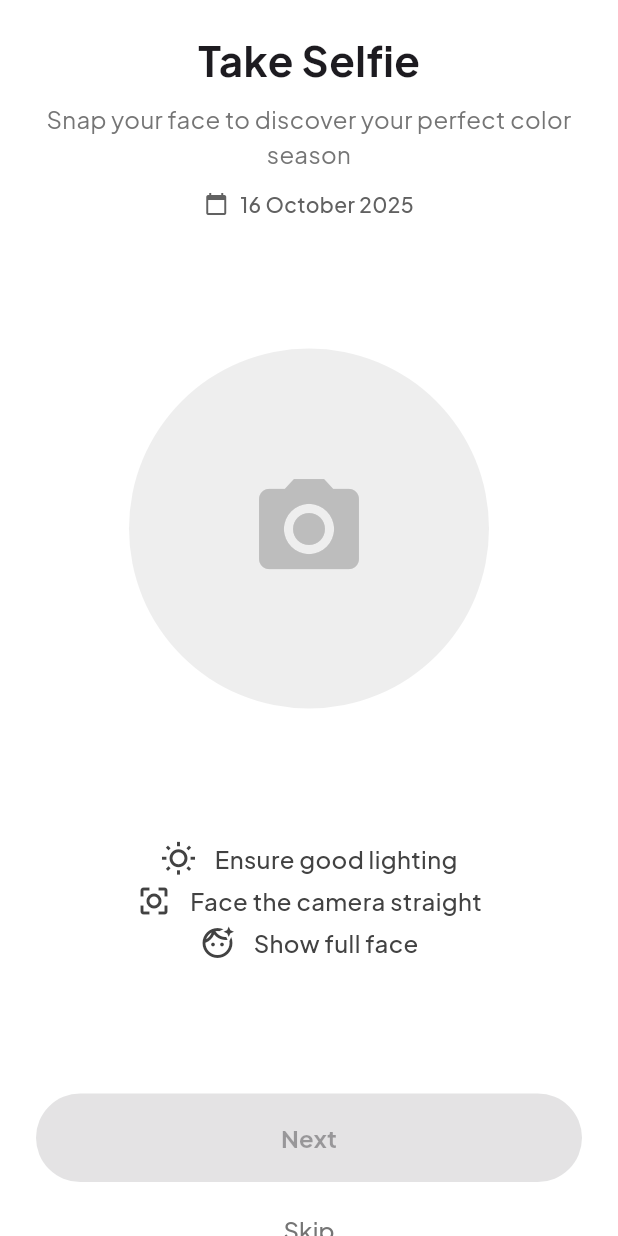
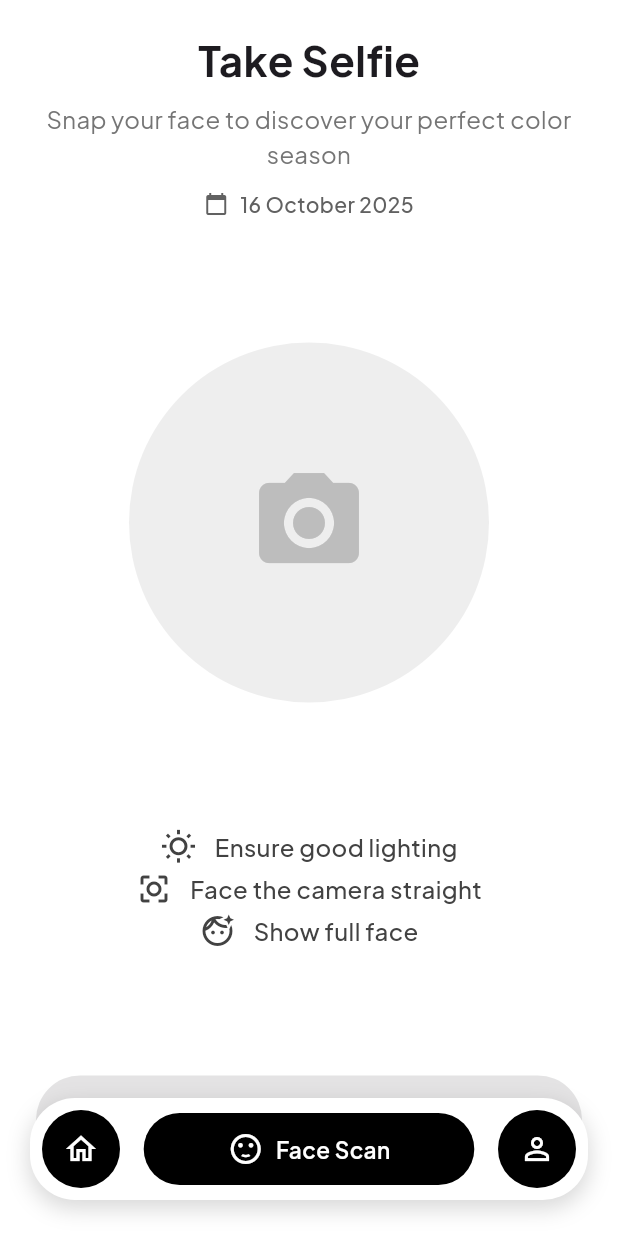
Before and after one commit to Calyra-Mobile-Apps/calyra-apps, a Flutter app: the MainScreen screen opened directly, after a tap on the "sentiment satisfied" icon, on a phone screen of 412 x 824 dp. Run offline on Flutter 3.47's test engine with Material 3 defaults, Android fonts, the phone set to English and light mode, and no system bars; our stand-ins replace camera, cloud_firestore, firebase_auth, firebase_core, google_fonts, image_picker; accounts and stored records are empty; network calls fail.

Commit message:
update padding bottom navbar

```diff
--- a/lib/screens/auth/signup_screen.dart
+++ b/lib/screens/auth/signup_screen.dart
@@ -79,7 +79,8 @@ class _SignUpScreenState extends State<SignUpScreen> {
                 content: Text('Registration successful! Please sign in.')),
           );
           Navigator.of(context).pushAndRemoveUntil(
-            MaterialPageRoute(builder: (context) => const TakeSelfieScreen()),
+            MaterialPageRoute(
+                builder: (context) => const TakeSelfieScreen(isInitialFlow: true)),
             (route) => false,
           );
         } else {
--- a/lib/screens/main_screen.dart
+++ b/lib/screens/main_screen.dart
@@ -17,7 +17,7 @@ class _MainScreenState extends State<MainScreen> {
 
   final List<Widget> _pages = <Widget>[
     const HomeScreen(),
-    const TakeSelfieScreen(),
+    const TakeSelfieScreen(isInitialFlow: false),
     const ProfileScreen(),
   ];
 
@@ -37,7 +37,6 @@ class _MainScreenState extends State<MainScreen> {
             index: _selectedIndex,
             children: _pages,
           ),
-          if (_selectedIndex != 1)
           Positioned(
             left: 0,
             right: 0,
--- a/lib/screens/profile/profile_screen.dart
+++ b/lib/screens/profile/profile_screen.dart
@@ -75,11 +75,13 @@ class _ProfileScreenState extends State<ProfileScreen> {
       context: context,
       builder: (BuildContext dialogContext) {
         return AlertDialog(
+          backgroundColor: Colors.white,
           title: const Text('Confirm Logout'),
           content: const Text('Are you sure you want to log out?'),
           actions: [
             TextButton(
-              child: const Text('Cancel'),
+              child:
+                  const Text('Cancel', style: TextStyle(color: Colors.black)),
               onPressed: () => navigator.pop(),
             ),
             TextButton(
@@ -113,7 +115,7 @@ class _ProfileScreenState extends State<ProfileScreen> {
       backgroundColor: Colors.white,
       body: SafeArea(
         child: SingleChildScrollView(
-          padding: const EdgeInsets.symmetric(horizontal: 16.0, vertical: 24.0),
+          padding: const EdgeInsets.fromLTRB(16.0, 24.0, 16.0, 120.0),
           child: Column(
             crossAxisAlignment: CrossAxisAlignment.center,
             children: [
@@ -156,7 +158,10 @@ class _ProfileScreenState extends State<ProfileScreen> {
                 icon: Icons.help_outline,
                 text: 'FAQ',
                 onTap: () {
-                  Navigator.push(context, MaterialPageRoute(builder: (context) => const FAQScreen()));
+                  Navigator.push(
+                      context,
+                      MaterialPageRoute(
+                          builder: (context) => const FAQScreen()));
                 },
               ),
               _buildProfileMenu(
@@ -199,6 +204,7 @@ class _ProfileScreenState extends State<ProfileScreen> {
                 iconColor: Colors.red,
                 onTap: _handleLogout,
               ),
+              const SizedBox(height: 50),
             ],
           ),
         ),
--- a/lib/screens/quiz/take_selfie_screen.dart
+++ b/lib/screens/quiz/take_selfie_screen.dart
@@ -13,7 +13,8 @@ import 'package:intl/intl.dart';
 import 'package:provider/provider.dart';
 
 class TakeSelfieScreen extends StatefulWidget {
-  const TakeSelfieScreen({super.key});
+  final bool isInitialFlow;
+  const TakeSelfieScreen({super.key, this.isInitialFlow = false});
 
   @override
   State<TakeSelfieScreen> createState() => _TakeSelfieScreenState();
@@ -25,6 +26,8 @@ class _TakeSelfieScreenState extends State<TakeSelfieScreen> {
   CameraController? _cameraController;
   Future<void>? _initializeCameraFuture;
   String? _cameraError;
+  final double _bottomNavbarHeightPadding =
+      100.0;
 
   @override
   void initState() {
@@ -125,9 +128,20 @@ class _TakeSelfieScreenState extends State<TakeSelfieScreen> {
     }
   }
 
+  void _handleSkip(BuildContext context) {
+    context.read<QuizProvider>().resetQuiz();
+    if (widget.isInitialFlow) {
+      Navigator.of(context).pushAndRemoveUntil(
+        MaterialPageRoute(builder: (_) => const MainScreen()),
+        (route) => false,
+      );
+    }
+  }
+
   @override
   Widget build(BuildContext context) {
-    final String formattedDate = DateFormat('d MMMM yyyy').format(DateTime.now());
+    final String formattedDate =
+        DateFormat('d MMMM yyyy').format(DateTime.now());
 
     return Scaffold(
       backgroundColor: Colors.white,
@@ -135,31 +149,42 @@ class _TakeSelfieScreenState extends State<TakeSelfieScreen> {
         child: LayoutBuilder(
           builder: (context, constraints) {
             return SingleChildScrollView(
-              padding: const EdgeInsets.symmetric(horizontal: 24.0, vertical: 20.0),
+              padding: EdgeInsets.fromLTRB(
+                  24.0, 20.0, 24.0, _bottomNavbarHeightPadding),
               child: ConstrainedBox(
-                constraints: BoxConstraints(minHeight: constraints.maxHeight),
+                constraints: BoxConstraints(
+                    minHeight: constraints.maxHeight -
+                        _bottomNavbarHeightPadding +
+                        40),
                 child: Column(
                   mainAxisAlignment: MainAxisAlignment.spaceBetween,
                   crossAxisAlignment: CrossAxisAlignment.center,
                   children: [
                     Column(
                       children: [
-                        const Text('Take Selfie', style: TextStyle(fontSize: 28, fontWeight: FontWeight.bold)),
+                        const Text('Take Selfie',
+                            style: TextStyle(
+                                fontSize: 28, fontWeight: FontWeight.bold)),
                         const SizedBox(height: 8),
                         Text(
                           'Snap your face to discover your perfect color season',
                           textAlign: TextAlign.center,
-                          style: TextStyle(fontSize: 16, color: Colors.grey[600]),
+                          style:
+                              TextStyle(fontSize: 16, color: Colors.grey[600]),
                         ),
                         const SizedBox(height: 12),
                         Row(
                           mainAxisAlignment: MainAxisAlignment.center,
                           children: [
-                            Icon(Icons.calendar_today, size: 16, color: Colors.grey[700]),
+                            Icon(Icons.calendar_today,
+                                size: 16, color: Colors.grey[700]),
                             const SizedBox(width: 8),
                             Text(
                               formattedDate,
-                              style: TextStyle(fontSize: 14, color: Colors.grey[700], fontWeight: FontWeight.w500),
+                              style: TextStyle(
+                                  fontSize: 14,
+                                  color: Colors.grey[700],
+                                  fontWeight: FontWeight.w500),
                             ),
                           ],
                         ),
@@ -168,9 +193,13 @@ class _TakeSelfieScreenState extends State<TakeSelfieScreen> {
                     _buildCaptureArea(),
                     Column(
                       children: [
-                        _buildInstruction(Icons.wb_sunny_outlined, 'Ensure good lighting'),
-                        _buildInstruction(Icons.center_focus_strong_outlined, 'Face the camera straight'),
-                        _buildInstruction(Icons.face_retouching_natural_outlined, 'Show full face'),
+                        _buildInstruction(
+                            Icons.wb_sunny_outlined, 'Ensure good lighting'),
+                        _buildInstruction(Icons.center_focus_strong_outlined,
+                            'Face the camera straight'),
+                        _buildInstruction(
+                            Icons.face_retouching_natural_outlined,
+                            'Show full face'),
                       ],
                     ),
                     if (kIsWeb)
@@ -178,14 +207,18 @@ class _TakeSelfieScreenState extends State<TakeSelfieScreen> {
                         children: [
                           const SizedBox(height: 8),
                           ElevatedButton.icon(
-                            onPressed: _cameraController == null ? null : _captureWebImage,
+                            onPressed: _cameraController == null
+                                ? null
+                                : _captureWebImage,
                             icon: const Icon(Icons.camera_alt),
                             label: const Text('Capture'),
                             style: ElevatedButton.styleFrom(
                               backgroundColor: Colors.black,
                               foregroundColor: Colors.white,
-                              padding: const EdgeInsets.symmetric(horizontal: 32, vertical: 16),
-                              shape: RoundedRectangleBorder(borderRadius: BorderRadius.circular(30)),
+                              padding: const EdgeInsets.symmetric(
+                                  horizontal: 32, vertical: 16),
+                              shape: RoundedRectangleBorder(
+                                  borderRadius: BorderRadius.circular(30)),
                             ),
                           ),
                           if (_cameraError != null) ...[
@@ -193,7 +226,8 @@ class _TakeSelfieScreenState extends State<TakeSelfieScreen> {
                             Text(
                               _cameraError!,
                               textAlign: TextAlign.center,
-                              style: const TextStyle(color: Colors.redAccent, fontSize: 12),
+                              style: const TextStyle(
+                                  color: Colors.redAccent, fontSize: 12),
                             ),
                           ],
                         ],
@@ -207,28 +241,30 @@ class _TakeSelfieScreenState extends State<TakeSelfieScreen> {
                               : () {
                                   Navigator.push(
                                     context,
-                                    MaterialPageRoute(builder: (context) => const UndertoneQuizMainScreen()),
+                                    MaterialPageRoute(
+                                        builder: (context) =>
+                                            const UndertoneQuizMainScreen()),
                                   );
                                 },
                           style: ElevatedButton.styleFrom(
                             backgroundColor: Colors.black,
                             foregroundColor: Colors.white,
                             padding: const EdgeInsets.symmetric(vertical: 18),
-                            shape: RoundedRectangleBorder(borderRadius: BorderRadius.circular(30)),
+                            shape: RoundedRectangleBorder(
+                                borderRadius: BorderRadius.circular(30)),
                           ),
-                          child: const Text('Next', style: TextStyle(fontSize: 16, fontWeight: FontWeight.bold)),
+                          child: const Text('Next',
+                              style: TextStyle(
+                                  fontSize: 16, fontWeight: FontWeight.bold)),
                         ),
                         const SizedBox(height: 8),
-                        TextButton(
-                          onPressed: () {
-                            context.read<QuizProvider>().resetQuiz();
-                            Navigator.of(context).pushAndRemoveUntil(
-                              MaterialPageRoute(builder: (_) => const MainScreen()),
-                              (route) => false,
-                            );
-                          },
-                          child: Text('Skip', style: TextStyle(color: Colors.grey[600], fontSize: 16)),
-                        ),
+                        if (widget.isInitialFlow)
+                          TextButton(
+                            onPressed: () => _handleSkip(context),
+                            child: Text('Skip',
+                                style: TextStyle(
+                                    color: Colors.grey[600], fontSize: 16)),
+                          ),
                       ],
                     ),
                   ],
@@ -249,7 +285,11 @@ class _TakeSelfieScreenState extends State<TakeSelfieScreen> {
         children: [
           Icon(icon, color: Colors.grey[800]),
           const SizedBox(width: 12),
-          Text(text, style: TextStyle(fontSize: 16, color: Colors.grey[800], fontWeight: FontWeight.w500)),
+          Text(text,
+              style: TextStyle(
+                  fontSize: 16,
+                  color: Colors.grey[800],
+                  fontWeight: FontWeight.w500)),
         ],
       ),
     );
@@ -263,11 +303,13 @@ class _TakeSelfieScreenState extends State<TakeSelfieScreen> {
         shape: BoxShape.circle,
         color: Colors.grey[200],
         image: _imageBytes != null
-            ? DecorationImage(image: MemoryImage(_imageBytes!), fit: BoxFit.cover)
+            ? DecorationImage(
+                image: MemoryImage(_imageBytes!), fit: BoxFit.cover)
             : null,
       ),
       child: _imageBytes == null
-          ? Center(child: Icon(Icons.camera_alt, size: 80, color: Colors.grey[400]))
+          ? Center(
+              child: Icon(Icons.camera_alt, size: 80, color: Colors.grey[400]))
           : null,
     );
 
```
Lines whose indentation alone changed are shown as unchanged.
